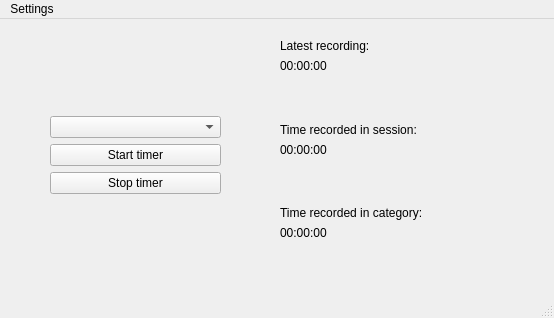
The window that timer/ui/src/main_window.ui (PiispaH/Timer) describes before a commit, drawn with Qt 5.
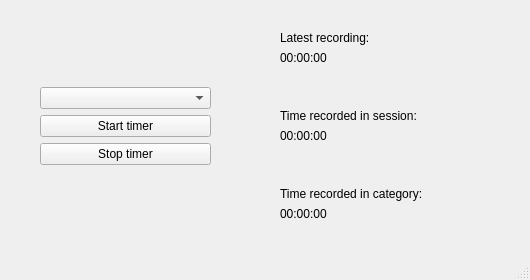
The same window after the commit. Custom widgets are drawn as their Qt base class.

Diff of the .ui file:
```diff
--- a/timer/ui/src/main_window.ui
+++ b/timer/ui/src/main_window.ui
@@ -6,14 +6,14 @@
    <rect>
     <x>0</x>
     <y>0</y>
-    <width>554</width>
-    <height>318</height>
+    <width>530</width>
+    <height>280</height>
    </rect>
   </property>
   <property name="minimumSize">
    <size>
-    <width>450</width>
-    <height>220</height>
+    <width>530</width>
+    <height>280</height>
    </size>
   </property>
   <property name="windowTitle">
@@ -23,8 +23,8 @@
    <widget class="QWidget" name="verticalLayoutWidget">
     <property name="geometry">
      <rect>
-      <x>50</x>
-      <y>50</y>
+      <x>40</x>
+      <y>40</y>
       <width>171</width>
       <height>171</height>
      </rect>
@@ -44,7 +44,11 @@
       </spacer>
      </item>
      <item>
-      <widget class="EditableComboBox" name="comboBox_category"/>
+      <widget class="EditableComboBox" name="comboBox_category">
+       <property name="editable">
+        <bool>false</bool>
+       </property>
+      </widget>
      </item>
      <item>
       <widget class="QPushButton" name="button_start_timer">
@@ -79,9 +83,9 @@
     <property name="geometry">
      <rect>
       <x>280</x>
-      <y>20</y>
-      <width>221</width>
-      <height>201</height>
+      <y>31</y>
+      <width>190</width>
+      <height>190</height>
      </rect>
     </property>
     <layout class="QVBoxLayout" name="verticalLayout_2">
@@ -167,22 +171,10 @@
     <rect>
      <x>0</x>
      <y>0</y>
-     <width>554</width>
+     <width>530</width>
      <height>23</height>
     </rect>
    </property>
-   <widget class="QMenu" name="menuSettings">
-    <property name="title">
-     <string>Settings</string>
-    </property>
-    <widget class="QMenu" name="menuSelect_database">
-     <property name="title">
-      <string>Select database</string>
-     </property>
-    </widget>
-    <addaction name="menuSelect_database"/>
-   </widget>
-   <addaction name="menuSettings"/>
   </widget>
   <widget class="QStatusBar" name="statusbar"/>
  </widget>
```
